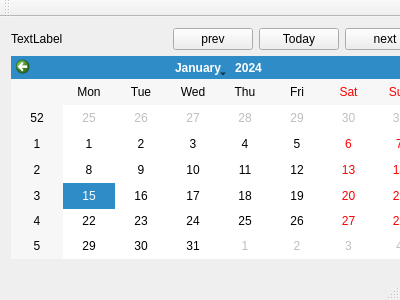
This is mainwindow.ui in xavieryao/YaoCalendar as Qt 5 draws it before an edit. The edited form follows.
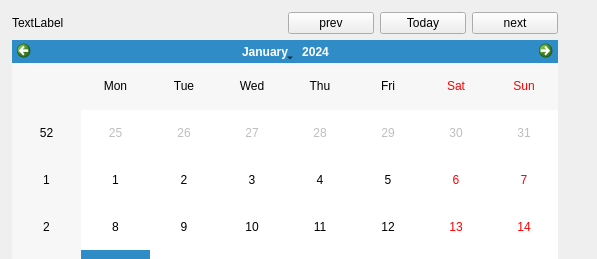
This is the edited form. Custom widgets are drawn as their Qt base class.

What changed in the file:
```diff
--- a/mainwindow.ui
+++ b/mainwindow.ui
@@ -6,23 +6,31 @@
    <rect>
     <x>0</x>
     <y>0</y>
-    <width>400</width>
-    <height>300</height>
+    <width>597</width>
+    <height>259</height>
    </rect>
   </property>
+  <property name="minimumSize">
+   <size>
+    <width>342</width>
+    <height>0</height>
+   </size>
+  </property>
   <property name="windowTitle">
    <string>YaoCalendar</string>
   </property>
   <widget class="QWidget" name="centralWidget">
-   <widget class="QWidget" name="verticalLayoutWidget">
+   <widget class="QWidget" name="">
     <property name="geometry">
      <rect>
-      <x>0</x>
-      <y>0</y>
-      <width>436</width>
-      <height>253</height>
+      <x>1</x>
+      <y>1</y>
+      <width>568</width>
+      <height>398</height>
      </rect>
     </property>
+    <layout class="QHBoxLayout" name="centralHorizontalLayout">
+     <item>
     <layout class="QVBoxLayout" name="verticalLayout">
      <item>
       <layout class="QHBoxLayout" name="horizontalLayout">
@@ -71,27 +79,10 @@
       </widget>
      </item>
     </layout>
+     </item>
+    </layout>
    </widget>
   </widget>
-  <widget class="QMenuBar" name="menuBar">
-   <property name="geometry">
-    <rect>
-     <x>0</x>
-     <y>0</y>
-     <width>400</width>
-     <height>22</height>
-    </rect>
-   </property>
-  </widget>
-  <widget class="QToolBar" name="mainToolBar">
-   <attribute name="toolBarArea">
-    <enum>TopToolBarArea</enum>
-   </attribute>
-   <attribute name="toolBarBreak">
-    <bool>false</bool>
-   </attribute>
-  </widget>
-  <widget class="QStatusBar" name="statusBar"/>
  </widget>
  <layoutdefault spacing="6" margin="11"/>
  <customwidgets>
```
Lines whose indentation alone changed are shown as unchanged.
